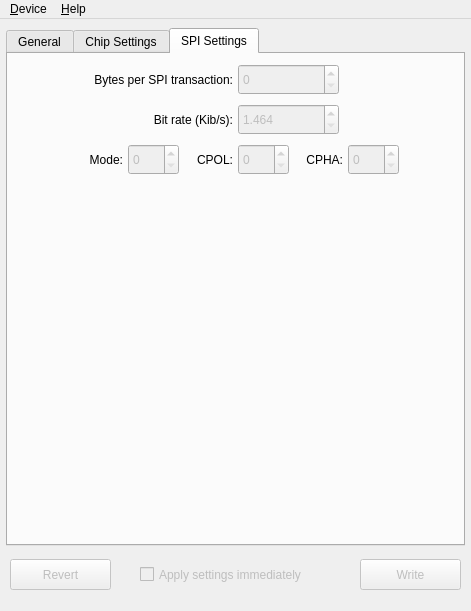
Above: src/configuratorwindow.ui from bloguetronica/mcp2210-conf before the change. Below: the same form after it.
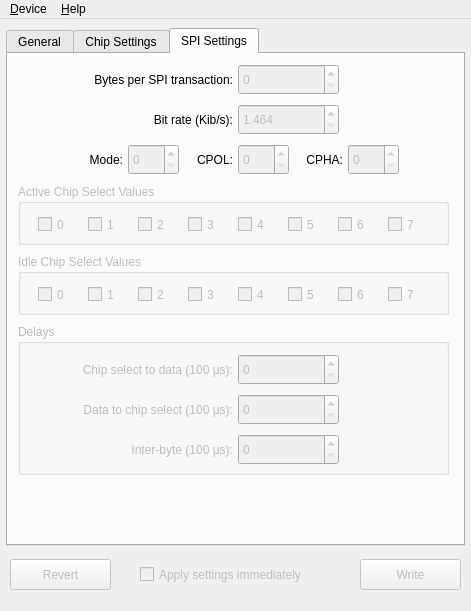
That is the form after the change. The open tabs and pages were chosen to show the change. Icons and pictures are not drawn.

Diff of the .ui file:
```diff
--- a/src/configuratorwindow.ui
+++ b/src/configuratorwindow.ui
@@ -1312,6 +1312,340 @@
        <number>1</number>
       </property>
      </widget>
+     <widget class="QGroupBox" name="groupBoxActiveCSValues">
+      <property name="enabled">
+       <bool>false</bool>
+      </property>
+      <property name="geometry">
+       <rect>
+        <x>10</x>
+        <y>130</y>
+        <width>431</width>
+        <height>61</height>
+       </rect>
+      </property>
+      <property name="title">
+       <string>Active Chip Select Values</string>
+      </property>
+      <widget class="QCheckBox" name="checkBoxActiveCS0">
+       <property name="geometry">
+        <rect>
+         <x>20</x>
+         <y>30</y>
+         <width>41</width>
+         <height>21</height>
+        </rect>
+       </property>
+       <property name="text">
+        <string>0</string>
+       </property>
+      </widget>
+      <widget class="QCheckBox" name="checkBoxActiveCS1">
+       <property name="geometry">
+        <rect>
+         <x>70</x>
+         <y>30</y>
+         <width>41</width>
+         <height>21</height>
+        </rect>
+       </property>
+       <property name="text">
+        <string>1</string>
+       </property>
+      </widget>
+      <widget class="QCheckBox" name="checkBoxActiveCS2">
+       <property name="geometry">
+        <rect>
+         <x>120</x>
+         <y>30</y>
+         <width>41</width>
+         <height>21</height>
+        </rect>
+       </property>
+       <property name="text">
+        <string>2</string>
+       </property>
+      </widget>
+      <widget class="QCheckBox" name="checkBoxActiveCS3">
+       <property name="geometry">
+        <rect>
+         <x>170</x>
+         <y>30</y>
+         <width>41</width>
+         <height>21</height>
+        </rect>
+       </property>
+       <property name="text">
+        <string>3</string>
+       </property>
+      </widget>
+      <widget class="QCheckBox" name="checkBoxActiveCS4">
+       <property name="geometry">
+        <rect>
+         <x>220</x>
+         <y>30</y>
+         <width>41</width>
+         <height>21</height>
+        </rect>
+       </property>
+       <property name="text">
+        <string>4</string>
+       </property>
+      </widget>
+      <widget class="QCheckBox" name="checkBoxActiveCS5">
+       <property name="geometry">
+        <rect>
+         <x>270</x>
+         <y>30</y>
+         <width>41</width>
+         <height>21</height>
+        </rect>
+       </property>
+       <property name="text">
+        <string>5</string>
+       </property>
+      </widget>
+      <widget class="QCheckBox" name="checkBoxActiveCS6">
+       <property name="geometry">
+        <rect>
+         <x>320</x>
+         <y>30</y>
+         <width>41</width>
+         <height>21</height>
+        </rect>
+       </property>
+       <property name="text">
+        <string>6</string>
+       </property>
+      </widget>
+      <widget class="QCheckBox" name="checkBoxActiveCS7">
+       <property name="geometry">
+        <rect>
+         <x>370</x>
+         <y>30</y>
+         <width>41</width>
+         <height>21</height>
+        </rect>
+       </property>
+       <property name="text">
+        <string>7</string>
+       </property>
+      </widget>
+     </widget>
+     <widget class="QGroupBox" name="groupBoxIdleCSValues">
+      <property name="enabled">
+       <bool>false</bool>
+      </property>
+      <property name="geometry">
+       <rect>
+        <x>10</x>
+        <y>200</y>
+        <width>431</width>
+        <height>61</height>
+       </rect>
+      </property>
+      <property name="title">
+       <string>Idle Chip Select Values</string>
+      </property>
+      <widget class="QCheckBox" name="checkBoxIdleCS0">
+       <property name="geometry">
+        <rect>
+         <x>20</x>
+         <y>30</y>
+         <width>41</width>
+         <height>21</height>
+        </rect>
+       </property>
+       <property name="text">
+        <string>0</string>
+       </property>
+      </widget>
+      <widget class="QCheckBox" name="checkBoxIdleCS1">
+       <property name="geometry">
+        <rect>
+         <x>70</x>
+         <y>30</y>
+         <width>41</width>
+         <height>21</height>
+        </rect>
+       </property>
+       <property name="text">
+        <string>1</string>
+       </property>
+      </widget>
+      <widget class="QCheckBox" name="checkBoxIdleCS2">
+       <property name="geometry">
+        <rect>
+         <x>120</x>
+         <y>30</y>
+         <width>41</width>
+         <height>21</height>
+        </rect>
+       </property>
+       <property name="text">
+        <string>2</string>
+       </property>
+      </widget>
+      <widget class="QCheckBox" name="checkBoxIdleCS3">
+       <property name="geometry">
+        <rect>
+         <x>170</x>
+         <y>30</y>
+         <width>41</width>
+         <height>21</height>
+        </rect>
+       </property>
+       <property name="text">
+        <string>3</string>
+       </property>
+      </widget>
+      <widget class="QCheckBox" name="checkBoxIdleCS4">
+       <property name="geometry">
+        <rect>
+         <x>220</x>
+         <y>30</y>
+         <width>41</width>
+         <height>21</height>
+        </rect>
+       </property>
+       <property name="text">
+        <string>4</string>
+       </property>
+      </widget>
+      <widget class="QCheckBox" name="checkBoxIdleCS5">
+       <property name="geometry">
+        <rect>
+         <x>270</x>
+         <y>30</y>
+         <width>41</width>
+         <height>21</height>
+        </rect>
+       </property>
+       <property name="text">
+        <string>5</string>
+       </property>
+      </widget>
+      <widget class="QCheckBox" name="checkBoxIdleCS6">
+       <property name="geometry">
+        <rect>
+         <x>320</x>
+         <y>30</y>
+         <width>41</width>
+         <height>21</height>
+        </rect>
+       </property>
+       <property name="text">
+        <string>6</string>
+       </property>
+      </widget>
+      <widget class="QCheckBox" name="checkBoxIdleCS7">
+       <property name="geometry">
+        <rect>
+         <x>370</x>
+         <y>30</y>
+         <width>41</width>
+         <height>21</height>
+        </rect>
+       </property>
+       <property name="text">
+        <string>7</string>
+       </property>
+      </widget>
+     </widget>
+     <widget class="QGroupBox" name="groupBox">
+      <property name="enabled">
+       <bool>false</bool>
+      </property>
+      <property name="geometry">
+       <rect>
+        <x>10</x>
+        <y>270</y>
+        <width>431</width>
+        <height>151</height>
+       </rect>
+      </property>
+      <property name="title">
+       <string>Delays</string>
+      </property>
+      <widget class="QLabel" name="labelCSToDataDelay">
+       <property name="geometry">
+        <rect>
+         <x>10</x>
+         <y>37</y>
+         <width>205</width>
+         <height>17</height>
+        </rect>
+       </property>
+       <property name="text">
+        <string>Chip select to data (100 μs):</string>
+       </property>
+       <property name="alignment">
+        <set>Qt::AlignRight|Qt::AlignTrailing|Qt::AlignVCenter</set>
+       </property>
+      </widget>
+      <widget class="QSpinBox" name="spinBoxCSToDataDelay">
+       <property name="geometry">
+        <rect>
+         <x>220</x>
+         <y>30</y>
+         <width>101</width>
+         <height>31</height>
+        </rect>
+       </property>
+      </widget>
+      <widget class="QLabel" name="labelDataToCSDelay">
+       <property name="geometry">
+        <rect>
+         <x>10</x>
+         <y>77</y>
+         <width>205</width>
+         <height>17</height>
+        </rect>
+       </property>
+       <property name="text">
+        <string>Data to chip select (100 μs):</string>
+       </property>
+       <property name="alignment">
+        <set>Qt::AlignRight|Qt::AlignTrailing|Qt::AlignVCenter</set>
+       </property>
+      </widget>
+      <widget class="QSpinBox" name="spinBoxDataToCSDelay">
+       <property name="geometry">
+        <rect>
+         <x>220</x>
+         <y>70</y>
+         <width>101</width>
+         <height>31</height>
+        </rect>
+       </property>
+      </widget>
+      <widget class="QLabel" name="labelInterByteDelay">
+       <property name="geometry">
+        <rect>
+         <x>10</x>
+         <y>117</y>
+         <width>205</width>
+         <height>17</height>
+        </rect>
+       </property>
+       <property name="text">
+        <string>Inter-byte (100 μs):</string>
+       </property>
+       <property name="alignment">
+        <set>Qt::AlignRight|Qt::AlignTrailing|Qt::AlignVCenter</set>
+       </property>
+      </widget>
+      <widget class="QSpinBox" name="spinBoxInterByteDelay">
+       <property name="geometry">
+        <rect>
+         <x>220</x>
+         <y>110</y>
+         <width>101</width>
+         <height>31</height>
+        </rect>
+       </property>
+      </widget>
+     </widget>
     </widget>
    </widget>
    <widget class="QPushButton" name="pushButtonRevert">
```
